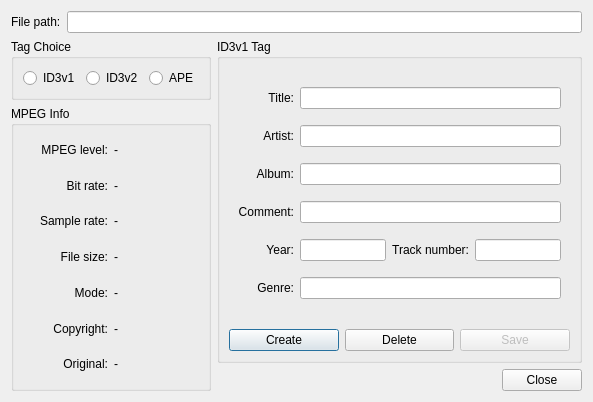
Above: src/plugins/Input/mad/detailsdialog.ui from ksv1986/qmmp-staging before the change. Below: the same form after it.
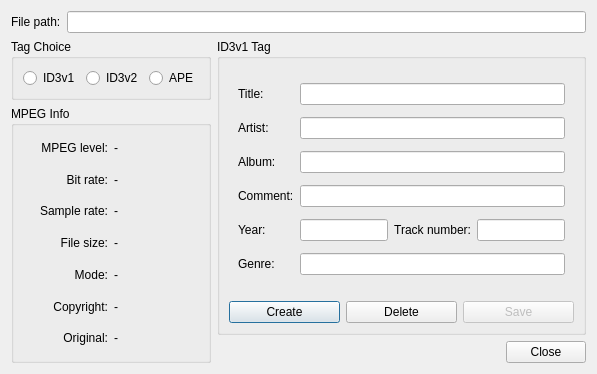
That is the form after the change.

Commit message: fixed details dialogs layout

Diff of the .ui file:
```diff
--- a/src/plugins/Input/mad/detailsdialog.ui
+++ b/src/plugins/Input/mad/detailsdialog.ui
@@ -5,10 +5,16 @@
    <rect>
     <x>0</x>
     <y>0</y>
-    <width>593</width>
-    <height>402</height>
+    <width>597</width>
+    <height>374</height>
    </rect>
   </property>
+  <property name="sizePolicy" >
+   <sizepolicy vsizetype="Preferred" hsizetype="Expanding" >
+    <horstretch>0</horstretch>
+    <verstretch>0</verstretch>
+   </sizepolicy>
+  </property>
   <property name="windowTitle" >
    <string>Details</string>
   </property>
@@ -216,80 +222,157 @@
      <property name="title" >
       <string>ID3v1 Tag</string>
      </property>
-     <layout class="QVBoxLayout" >
-      <item>
+     <layout class="QGridLayout" >
+      <item row="0" column="0" colspan="3" >
        <widget class="QWidget" native="1" name="tagsWidget" >
         <property name="enabled" >
          <bool>true</bool>
         </property>
+        <property name="sizePolicy" >
+         <sizepolicy vsizetype="Preferred" hsizetype="Ignored" >
+          <horstretch>0</horstretch>
+          <verstretch>0</verstretch>
+         </sizepolicy>
+        </property>
         <layout class="QGridLayout" >
          <item row="0" column="0" >
           <widget class="QLabel" name="label_21" >
+           <property name="sizePolicy" >
+            <sizepolicy vsizetype="Preferred" hsizetype="Preferred" >
+             <horstretch>0</horstretch>
+             <verstretch>0</verstretch>
+            </sizepolicy>
+           </property>
            <property name="text" >
             <string>Title:</string>
            </property>
            <property name="alignment" >
-            <set>Qt::AlignRight|Qt::AlignTrailing|Qt::AlignVCenter</set>
+            <set>Qt::AlignLeading|Qt::AlignLeft|Qt::AlignVCenter</set>
            </property>
           </widget>
          </item>
          <item row="0" column="1" colspan="3" >
-          <widget class="QLineEdit" name="titleLineEdit" />
+          <widget class="QLineEdit" name="titleLineEdit" >
+           <property name="sizePolicy" >
+            <sizepolicy vsizetype="Fixed" hsizetype="Expanding" >
+             <horstretch>0</horstretch>
+             <verstretch>0</verstretch>
+            </sizepolicy>
+           </property>
+          </widget>
          </item>
          <item row="1" column="0" >
           <widget class="QLabel" name="label_22" >
+           <property name="sizePolicy" >
+            <sizepolicy vsizetype="Preferred" hsizetype="Preferred" >
+             <horstretch>0</horstretch>
+             <verstretch>0</verstretch>
+            </sizepolicy>
+           </property>
            <property name="text" >
             <string>Artist:</string>
            </property>
            <property name="alignment" >
-            <set>Qt::AlignRight|Qt::AlignTrailing|Qt::AlignVCenter</set>
+            <set>Qt::AlignLeading|Qt::AlignLeft|Qt::AlignVCenter</set>
            </property>
           </widget>
          </item>
          <item row="1" column="1" colspan="3" >
-          <widget class="QLineEdit" name="artistLineEdit" />
+          <widget class="QLineEdit" name="artistLineEdit" >
+           <property name="sizePolicy" >
+            <sizepolicy vsizetype="Fixed" hsizetype="Expanding" >
+             <horstretch>0</horstretch>
+             <verstretch>0</verstretch>
+            </sizepolicy>
+           </property>
+          </widget>
          </item>
          <item row="2" column="0" >
           <widget class="QLabel" name="label_23" >
+           <property name="sizePolicy" >
+            <sizepolicy vsizetype="Preferred" hsizetype="Preferred" >
+             <horstretch>0</horstretch>
+             <verstretch>0</verstretch>
+            </sizepolicy>
+           </property>
            <property name="text" >
             <string>Album:</string>
            </property>
            <property name="alignment" >
-            <set>Qt::AlignRight|Qt::AlignTrailing|Qt::AlignVCenter</set>
+            <set>Qt::AlignLeading|Qt::AlignLeft|Qt::AlignVCenter</set>
            </property>
           </widget>
          </item>
          <item row="2" column="1" colspan="3" >
-          <widget class="QLineEdit" name="albumLineEdit" />
+          <widget class="QLineEdit" name="albumLineEdit" >
+           <property name="sizePolicy" >
+            <sizepolicy vsizetype="Fixed" hsizetype="Expanding" >
+             <horstretch>0</horstretch>
+             <verstretch>0</verstretch>
+            </sizepolicy>
+           </property>
+          </widget>
          </item>
          <item row="3" column="0" >
           <widget class="QLabel" name="label_24" >
+           <property name="sizePolicy" >
+            <sizepolicy vsizetype="Preferred" hsizetype="Preferred" >
+             <horstretch>0</horstretch>
+             <verstretch>0</verstretch>
+            </sizepolicy>
+           </property>
            <property name="text" >
             <string>Comment:</string>
            </property>
            <property name="alignment" >
-            <set>Qt::AlignRight|Qt::AlignTrailing|Qt::AlignVCenter</set>
+            <set>Qt::AlignLeading|Qt::AlignLeft|Qt::AlignVCenter</set>
            </property>
           </widget>
          </item>
          <item row="3" column="1" colspan="3" >
-          <widget class="QLineEdit" name="commentLineEdit" />
+          <widget class="QLineEdit" name="commentLineEdit" >
+           <property name="sizePolicy" >
+            <sizepolicy vsizetype="Fixed" hsizetype="Expanding" >
+             <horstretch>0</horstretch>
+             <verstretch>0</verstretch>
+            </sizepolicy>
+           </property>
+          </widget>
          </item>
          <item row="4" column="0" >
           <widget class="QLabel" name="label_25" >
+           <property name="sizePolicy" >
+            <sizepolicy vsizetype="Preferred" hsizetype="Preferred" >
+             <horstretch>0</horstretch>
+             <verstretch>0</verstretch>
+            </sizepolicy>
+           </property>
            <property name="text" >
             <string>Year:</string>
            </property>
            <property name="alignment" >
-            <set>Qt::AlignRight|Qt::AlignTrailing|Qt::AlignVCenter</set>
+            <set>Qt::AlignLeading|Qt::AlignLeft|Qt::AlignVCenter</set>
            </property>
           </widget>
          </item>
          <item row="4" column="1" >
-          <widget class="QLineEdit" name="yearLineEdit" />
+          <widget class="QLineEdit" name="yearLineEdit" >
+           <property name="sizePolicy" >
+            <sizepolicy vsizetype="Fixed" hsizetype="Expanding" >
+             <horstretch>0</horstretch>
+             <verstretch>0</verstretch>
+            </sizepolicy>
+           </property>
+          </widget>
          </item>
          <item row="4" column="2" >
           <widget class="QLabel" name="label_26" >
+           <property name="sizePolicy" >
+            <sizepolicy vsizetype="Preferred" hsizetype="Preferred" >
+             <horstretch>0</horstretch>
+             <verstretch>0</verstretch>
+            </sizepolicy>
+           </property>
            <property name="text" >
             <string>Track number:</string>
            </property>
@@ -299,51 +382,85 @@
           </widget>
          </item>
          <item row="4" column="3" >
-          <widget class="QLineEdit" name="trackLineEdit" />
+          <widget class="QLineEdit" name="trackLineEdit" >
+           <property name="sizePolicy" >
+            <sizepolicy vsizetype="Fixed" hsizetype="Expanding" >
+             <horstretch>0</horstretch>
+             <verstretch>0</verstretch>
+            </sizepolicy>
+           </property>
+          </widget>
          </item>
          <item row="5" column="0" >
           <widget class="QLabel" name="label_27" >
+           <property name="sizePolicy" >
+            <sizepolicy vsizetype="Preferred" hsizetype="Preferred" >
+             <horstretch>0</horstretch>
+             <verstretch>0</verstretch>
+            </sizepolicy>
+           </property>
            <property name="text" >
             <string>Genre:</string>
            </property>
            <property name="alignment" >
-            <set>Qt::AlignRight|Qt::AlignTrailing|Qt::AlignVCenter</set>
+            <set>Qt::AlignLeading|Qt::AlignLeft|Qt::AlignVCenter</set>
            </property>
           </widget>
          </item>
          <item row="5" column="1" colspan="3" >
-          <widget class="QLineEdit" name="genreLineEdit" />
+          <widget class="QLineEdit" name="genreLineEdit" >
+           <property name="sizePolicy" >
+            <sizepolicy vsizetype="Fixed" hsizetype="Expanding" >
+             <horstretch>0</horstretch>
+             <verstretch>0</verstretch>
+            </sizepolicy>
+           </property>
+          </widget>
          </item>
         </layout>
        </widget>
       </item>
-      <item>
-       <layout class="QHBoxLayout" >
-        <item>
-         <widget class="QPushButton" name="createButton" >
-          <property name="text" >
-           <string>Create</string>
-          </property>
-         </widget>
-        </item>
-        <item>
-         <widget class="QPushButton" name="deleteButton" >
-          <property name="text" >
-           <string>Delete</string>
-          </property>
-         </widget>
-        </item>
-        <item>
-         <widget class="QPushButton" name="saveButton" >
-          <property name="enabled" >
-           <bool>false</bool>
-          </property>
-          <property name="text" >
-           <string>Save</string>
-          </property>
-         </widget>
-        </item>
-       </layout>
+      <item row="1" column="0" >
+       <widget class="QPushButton" name="createButton" >
+        <property name="sizePolicy" >
+         <sizepolicy vsizetype="Fixed" hsizetype="Expanding" >
+          <horstretch>0</horstretch>
+          <verstretch>0</verstretch>
+         </sizepolicy>
+        </property>
+        <property name="text" >
+         <string>Create</string>
+        </property>
+       </widget>
+      </item>
+      <item row="1" column="1" >
+       <widget class="QPushButton" name="deleteButton" >
+        <property name="sizePolicy" >
+         <sizepolicy vsizetype="Fixed" hsizetype="Expanding" >
+          <horstretch>0</horstretch>
+          <verstretch>0</verstretch>
+         </sizepolicy>
+        </property>
+        <property name="text" >
+         <string>Delete</string>
+        </property>
+       </widget>
+      </item>
+      <item row="1" column="2" >
+       <widget class="QPushButton" name="saveButton" >
+        <property name="enabled" >
+         <bool>false</bool>
+        </property>
+        <property name="sizePolicy" >
+         <sizepolicy vsizetype="Fixed" hsizetype="Expanding" >
+          <horstretch>0</horstretch>
+          <verstretch>0</verstretch>
+         </sizepolicy>
+        </property>
+        <property name="text" >
+         <string>Save</string>
+        </property>
+       </widget>
       </item>
      </layout>
     </widget>
```
The commit also changes 5 other files.
